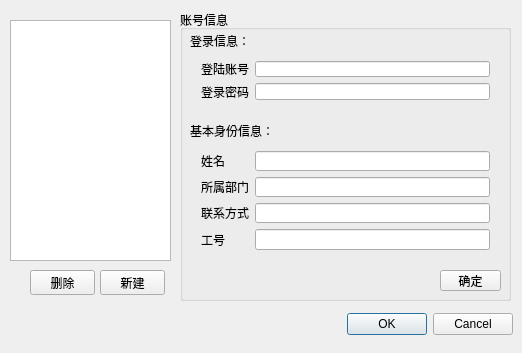
Qt form loginWindow/welcomPage/UserManageDlg.ui (offline-programming-software/offline-programming) before a commit.
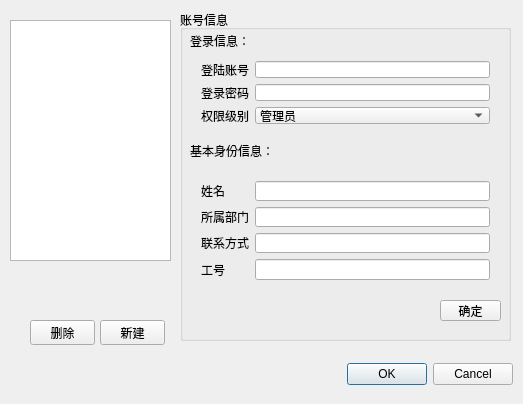
The same form after that commit.

Commit message:
用户权限管理与主界面菜单功能完善
本次提交实现了以下主要功能和优化：
- 用户管理支持权限级别（管理员/普通用户/只读用户），UI同步调整；
- 新增“我的信息”与“关于”对话框，支持用户信息和软件信息展示；
- 登录与主界面联动，主界面可获取当前用户ID；
- 主界面菜单栏和工具栏重构，增加常用操作入口及图标；
- 最近工程列表支持自动加载缩略图；
- 补充多项UI细节和资源文件，提升界面友好性；
- 优化部分代码结构和注释。

What changed in the file:
```diff
--- a/loginWindow/welcomPage/UserManageDlg.ui
+++ b/loginWindow/welcomPage/UserManageDlg.ui
@@ -6,8 +6,8 @@
    <rect>
     <x>0</x>
     <y>0</y>
-    <width>522</width>
-    <height>353</height>
+    <width>523</width>
+    <height>404</height>
    </rect>
   </property>
   <property name="windowTitle">
@@ -29,7 +29,7 @@
      <x>180</x>
      <y>10</y>
      <width>331</width>
-     <height>291</height>
+     <height>331</height>
     </rect>
    </property>
    <property name="title">
@@ -54,7 +54,7 @@
       <x>10</x>
       <y>40</y>
       <width>311</width>
-      <height>61</height>
+      <height>85</height>
      </rect>
     </property>
     <layout class="QFormLayout" name="formLayout_3">
@@ -78,13 +78,39 @@
      <item row="1" column="1">
       <widget class="QLineEdit" name="edtPWD"/>
      </item>
+     <item row="2" column="0">
+      <widget class="QLabel" name="label_15">
+       <property name="text">
+        <string>权限级别</string>
+       </property>
+      </widget>
+     </item>
+     <item row="2" column="1">
+      <widget class="QComboBox" name="cmbLevel">
+       <item>
+        <property name="text">
+         <string>管理员</string>
+        </property>
+       </item>
+       <item>
+        <property name="text">
+         <string>普通用户</string>
+        </property>
+       </item>
+       <item>
+        <property name="text">
+         <string>只读用户</string>
+        </property>
+       </item>
+      </widget>
+     </item>
     </layout>
    </widget>
    <widget class="QLabel" name="label_13">
     <property name="geometry">
      <rect>
       <x>10</x>
-      <y>110</y>
+      <y>130</y>
       <width>141</width>
       <height>21</height>
      </rect>
@@ -97,7 +123,7 @@
     <property name="geometry">
      <rect>
       <x>10</x>
-      <y>130</y>
+      <y>160</y>
       <width>311</width>
       <height>121</height>
      </rect>
@@ -149,7 +175,7 @@
     <property name="geometry">
      <rect>
       <x>260</x>
-      <y>260</y>
+      <y>290</y>
       <width>61</width>
       <height>21</height>
      </rect>
@@ -163,7 +189,7 @@
    <property name="geometry">
     <rect>
      <x>320</x>
-     <y>310</y>
+     <y>360</y>
      <width>193</width>
      <height>28</height>
     </rect>
@@ -176,7 +202,7 @@
    <property name="geometry">
     <rect>
      <x>30</x>
-     <y>270</y>
+     <y>320</y>
      <width>65</width>
      <height>25</height>
     </rect>
@@ -189,7 +215,7 @@
    <property name="geometry">
     <rect>
      <x>100</x>
-     <y>270</y>
+     <y>320</y>
      <width>65</width>
      <height>25</height>
     </rect>
```
The commit also changes 29 other files.
